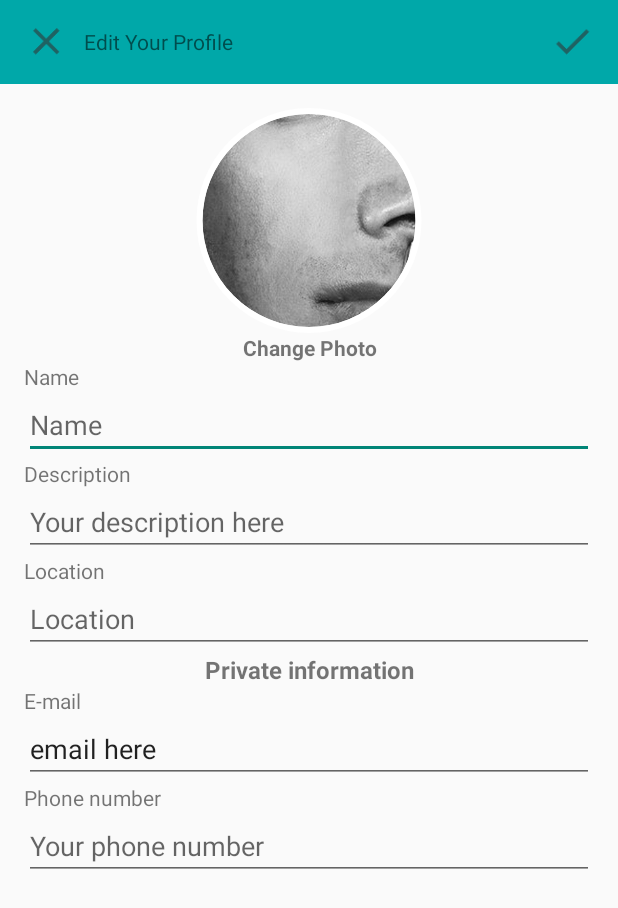
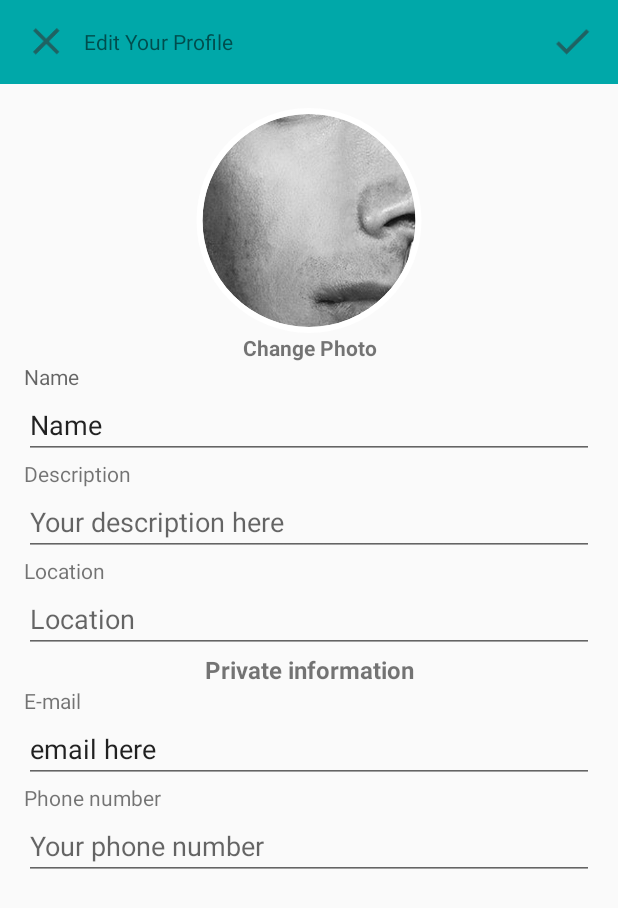
Before and after one commit to Ioana-Sofia-Lazar/EdFocus, an Android app: the EditProfileActivity screen opened directly, with no data from a screen before it, on a phone screen of 412 x 824 dp. Shown: the top 908 px of the screen. Run offline under Robolectric (Android 15) with nearby library versions, the phone set to English and light mode, and no system bars; our stand-ins replace CircleImageView, Firebase (no records; nobody signed in at launch, a user with empty details on screens opened directly); 6 statements that could not run were skipped.

Commit message:
Edit Teacher Profile page (without choosing photo) - Show information from the database on this page - Edit this info - Save it or Cancel

```diff
--- a/app/src/main/java/com/ioanap/classbook/teacher/EditProfileActivity.java
+++ b/app/src/main/java/com/ioanap/classbook/teacher/EditProfileActivity.java
@@ -1,24 +1,65 @@
 package com.ioanap.classbook.teacher;
 
+import android.content.Context;
 import android.os.Bundle;
 import android.support.v7.app.AppCompatActivity;
-import android.support.v7.widget.Toolbar;
+import android.util.Log;
 import android.view.View;
+import android.widget.EditText;
 import android.widget.ImageView;
+import android.widget.TextView;
 
+import com.google.firebase.auth.FirebaseAuth;
+import com.google.firebase.database.DataSnapshot;
+import com.google.firebase.database.DatabaseError;
+import com.google.firebase.database.DatabaseReference;
+import com.google.firebase.database.FirebaseDatabase;
+import com.google.firebase.database.ValueEventListener;
 import com.ioanap.classbook.R;
+import com.ioanap.classbook.model.UserAccountSettings;
+import com.ioanap.classbook.utils.FirebaseUtils;
+import com.ioanap.classbook.utils.UniversalImageLoader;
 
 public class EditProfileActivity extends AppCompatActivity implements View.OnClickListener {
 
-    Toolbar toolbar;
+    private static final String TAG = "EditProfileActivity";
 
-    private ImageView mCancelImageView, mSaveImageView;
+    private ImageView mCancelImageView, mSaveImageView, mEditProfilePhotoImageView;
+    private TextView mEditProfilePhotoTextView;
+    private EditText mNameEditText, mDescriptionEditText, mLocationEditText, mEmailEditText, mPhoneNumberEditText;
+
+    // firebase
+    private FirebaseAuth mAuth;
+    private FirebaseDatabase mFirebaseDatabase;
+    private DatabaseReference mRootRef, mSettingsRef;
+    private FirebaseUtils mFirebaseUtils;
+    private Context mContext;
+
+    private UserAccountSettings mSettings;
 
     @Override
     protected void onCreate(Bundle savedInstanceState) {
         super.onCreate(savedInstanceState);
         setContentView(R.layout.activity_edit_profile);
 
+        mContext = EditProfileActivity.this;
+
+        setupWidgets();
+        setupFirebase();
+
+    }
+
+    private void setupWidgets() {
+        // widgets
+        mEditProfilePhotoImageView = (ImageView) findViewById(R.id.edit_profile_photo);
+        mEditProfilePhotoTextView = (TextView) findViewById(R.id.text_edit_profile_photo);
+        mNameEditText = (EditText) findViewById(R.id.edit_text_name);
+        mDescriptionEditText = (EditText) findViewById(R.id.edit_text_description);
+        mLocationEditText = (EditText) findViewById(R.id.edit_text_location);
+        mEmailEditText = (EditText) findViewById(R.id.edit_text_email);
+        mPhoneNumberEditText = (EditText) findViewById(R.id.edit_text_phone_number);
+
+        // toolbar buttons
         mCancelImageView = (ImageView) findViewById(R.id.image_cancel);
         mSaveImageView = (ImageView) findViewById(R.id.image_save);
 
@@ -34,9 +75,86 @@ public class EditProfileActivity extends AppCompatActivity implements View.OnCli
             finish();
         } else if (view == mSaveImageView) {
             // save information
-            // TODO
+            saveProfileSettings();
 
             finish();
         }
     }
+
+    /**
+     * Retrieves info entered by the user and saves it to the database.
+     */
+    private void saveProfileSettings() {
+        String name = mNameEditText.getText().toString();
+        String description = mDescriptionEditText.getText().toString();
+        String location = mLocationEditText.getText().toString();
+        String phoneNumber = mPhoneNumberEditText.getText().toString();
+        // String profilePhoto = "";
+
+        if (!mSettings.getName().equals(name)) {
+            mFirebaseUtils.updateUserAccountSettings(name, null, null, null, null);
+        }
+        if (!mSettings.getDescription().equals(description)) {
+            mFirebaseUtils.updateUserAccountSettings(null, description, null, null, null);
+        }
+        if (!mSettings.getLocation().equals(location)) {
+            mFirebaseUtils.updateUserAccountSettings(null, null, location, null, null);
+        }
+        if (!mSettings.getPhoneNumber().equals(phoneNumber)) {
+            mFirebaseUtils.updateUserAccountSettings(null, null, null, phoneNumber, null);
+        }
+
+    }
+
+    /**
+     * Fill the widgets from the Profile with the information from Firebase
+     *
+     * @param settings
+     */
+    private void setEditProfileWidgets(UserAccountSettings settings) {
+        mSettings = settings;
+
+        mNameEditText.setText(settings.getName());
+        mDescriptionEditText.setText(settings.getDescription());
+        mLocationEditText.setText(settings.getLocation());
+        mEmailEditText.setText(settings.getEmail());
+        mPhoneNumberEditText.setText(settings.getPhoneNumber());
+
+        setProfilePhoto(settings.getProfilePhoto());
+    }
+
+    private void setProfilePhoto(String url) {
+        UniversalImageLoader.setImage(url, mEditProfilePhotoImageView, null, "");
+    }
+
+    /**
+     * Firebase instances, references and listener for when updates in the user's settings are
+     * made in the database.
+     */
+    private void setupFirebase() {
+        Log.d(TAG, "setupFirebase");
+
+        mAuth = FirebaseAuth.getInstance();
+        mFirebaseDatabase = FirebaseDatabase.getInstance();
+        mRootRef = mFirebaseDatabase.getReference();
+        mSettingsRef = mRootRef.child("user_account_settings");
+        mFirebaseUtils = new FirebaseUtils(mContext);
+
+        mSettingsRef.addValueEventListener(new ValueEventListener() {
+            @Override
+            public void onDataChange(DataSnapshot dataSnapshot) {
+                // retrieve user info
+                UserAccountSettings settings = mFirebaseUtils.getUserAccountSettings(dataSnapshot);
+
+                // setup widgets to display user info from the database
+                setEditProfileWidgets(settings);
+            }
+
+            @Override
+            public void onCancelled(DatabaseError databaseError) {
+
+            }
+        });
+
+    }
 }
--- a/app/src/main/res/layout/activity_edit_profile.xml
+++ b/app/src/main/res/layout/activity_edit_profile.xml
@@ -72,11 +72,12 @@
             android:orientation="vertical"
             android:padding="8dp"
             android:paddingBottom="8dp"
-            android:paddingTop="0dp">
-
+            android:paddingTop="0dp"
+            android:focusable="true"
+            android:focusableInTouchMode="true">
 
             <de.hdodenhof.circleimageview.CircleImageView
-                android:id="@+id/profile_photo"
+                android:id="@+id/edit_profile_photo"
                 android:layout_width="match_parent"
                 android:layout_height="150dp"
                 android:layout_gravity="center_horizontal"
@@ -87,7 +88,7 @@
                 tools:layout_editor_absoluteY="56dp" />
 
             <TextView
-                android:id="@+id/text_change_profile_pic"
+                android:id="@+id/text_edit_profile_photo"
                 android:layout_width="match_parent"
                 android:layout_height="wrap_content"
                 android:gravity="center_horizontal"
@@ -95,18 +96,17 @@
                 android:textStyle="bold" />
 
             <TextView
-                android:id="@+id/textView4"
                 android:layout_width="match_parent"
                 android:layout_height="wrap_content"
-                android:text="Name" />
+                android:hint="Name" />
 
             <EditText
                 android:id="@+id/edit_text_name"
                 android:layout_width="match_parent"
                 android:layout_height="wrap_content"
                 android:ems="10"
-                android:hint="Name"
-                android:inputType="textPersonName" />
+                android:inputType="textPersonName"
+                android:text="Name" />
 
             <TextView
                 android:id="@+id/textView7"
--- a/app/src/main/res/values/strings.xml
+++ b/app/src/main/res/values/strings.xml
@@ -8,6 +8,11 @@
     <string name="action_settings">Settings</string>
     <string name="title_activity_drawer">DrawerActivity</string>
 
-    <!-- TODO: Remove or change this placeholder text -->
-    <string name="hello_blank_fragment">Hello blank fragment</string>
+    <!-- Firebase fields -->
+    <string name="field_name">name</string>
+    <string name="field_description">description</string>
+    <string name="field_location">location</string>
+    <string name="field_phone_number">phoneNumber</string>
+    <string name="field_profile_photo">profilePhoto</string>
+
 </resources>
```
Also changed, not shown: app/src/main/java/com/ioanap/classbook/utils/FirebaseUtils.java (+29 -0 lines).
